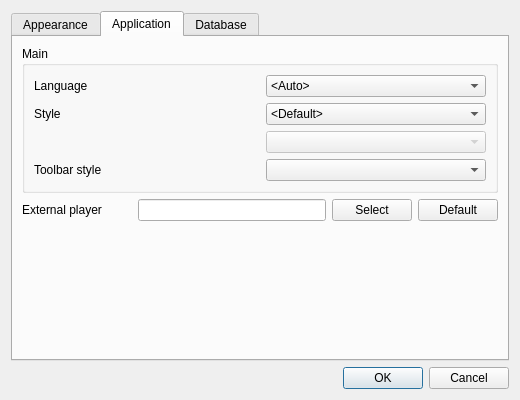
This is src/settingswindow.ui in eugene-melnik/alexandra as Qt 5 draws it before an edit. The edited form follows.
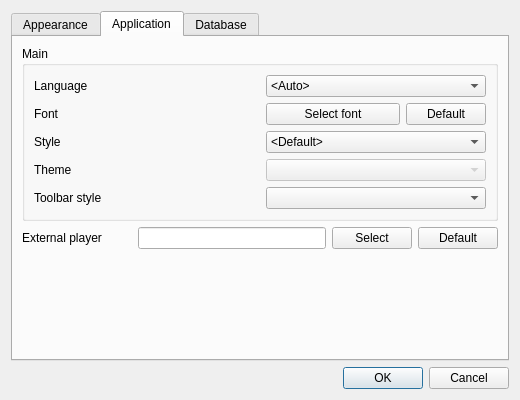
This is the edited form. The open tabs and pages were chosen to show the change. Icons and pictures are not drawn.

Commit message: Font selecting function added

Diff of the .ui file:
```diff
--- a/src/settingswindow.ui
+++ b/src/settingswindow.ui
@@ -361,6 +361,13 @@
                 </property>
                </widget>
               </item>
+              <item>
+               <widget class="QLabel" name="labelFont">
+                <property name="text">
+                 <string>Font</string>
+                </property>
+               </widget>
+              </item>
               <item>
                <widget class="QLabel" name="labelStyle">
                 <property name="minimumSize">
@@ -377,7 +384,7 @@
               <item>
                <widget class="QLabel" name="labelSpacer1">
                 <property name="text">
-                 <string notr="true"/>
+                 <string>Theme</string>
                 </property>
                </widget>
               </item>
@@ -426,6 +433,24 @@
                 </item>
                </widget>
               </item>
+              <item>
+               <layout class="QHBoxLayout" name="hl10" stretch="1,0">
+                <item>
+                 <widget class="QPushButton" name="bFontSelect">
+                  <property name="text">
+                   <string>Select font</string>
+                  </property>
+                 </widget>
+                </item>
+                <item>
+                 <widget class="QPushButton" name="bFontSelectDefault">
+                  <property name="text">
+                   <string>Default</string>
+                  </property>
+                 </widget>
+                </item>
+               </layout>
+              </item>
               <item>
                <widget class="QComboBox" name="cbStyle">
                 <property name="enabled">
```
Left out of the diff: 4 changed lines with no effect on the pictures. The commit also changes 12 other files.
